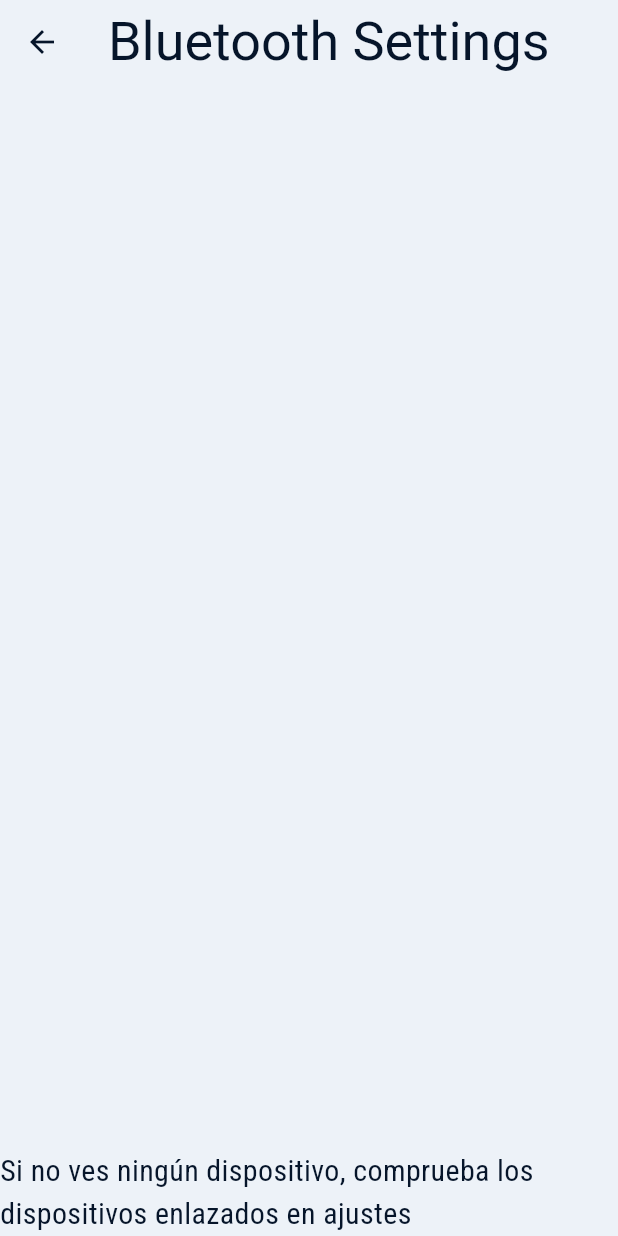
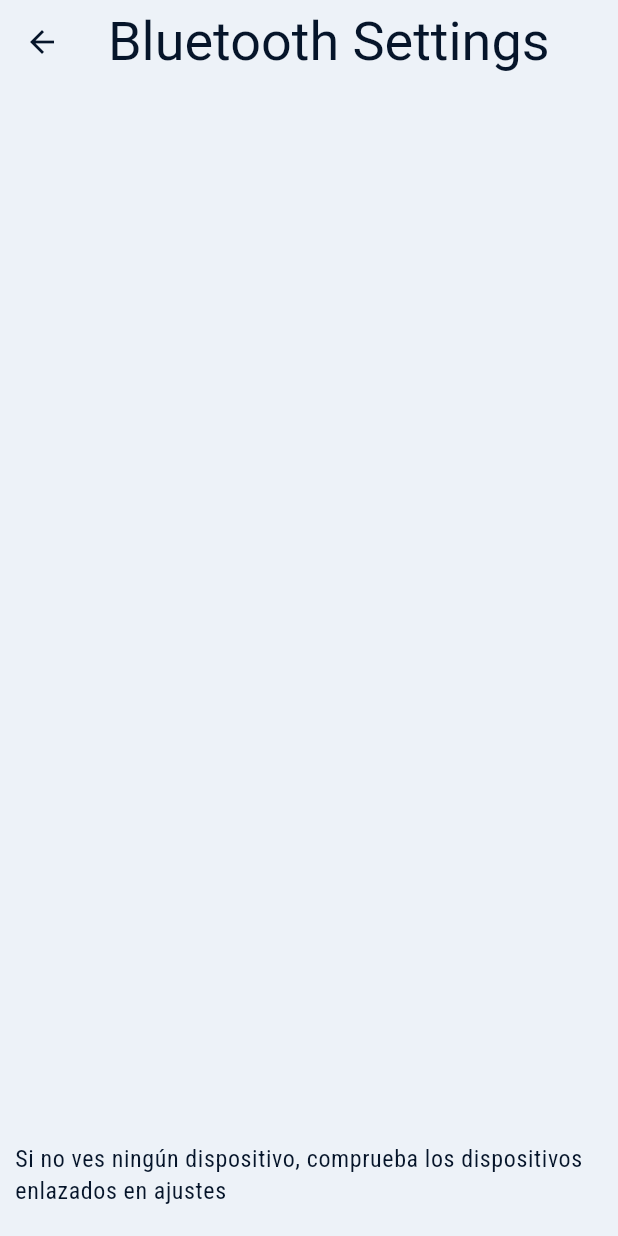
Before and after one commit to Sjvc0595/color_picker, a Flutter app: the BluetoothSettingsView screen opened by its route, on a phone screen of 412 x 824 dp. Run offline on Flutter 3.47's test engine with Material 3 defaults, Android fonts, the phone set to English and light mode, and no system bars; our stand-ins replace flutter_bluetooth_serial, flutter_colorpicker, google_fonts, permission_handler; generated files the repository leaves out were written again.

Commit message:
refactor: Update Bluetooth settings view layout and styling

```diff
--- a/lib/src/theme/global_theme_data.dart
+++ b/lib/src/theme/global_theme_data.dart
@@ -73,5 +73,8 @@ class GlobalThemeData {
     bodyMedium: GoogleFonts.robotoCondensed(
       textStyle: const TextStyle(fontSize: 20.0, fontWeight: FontWeight.w400),
     ),
+    bodySmall: GoogleFonts.robotoCondensed(
+      textStyle: const TextStyle(fontSize: 16, fontWeight: FontWeight.w400),
+    ),
   );
 }
--- a/lib/src/views/bluetooth_settings_view.dart
+++ b/lib/src/views/bluetooth_settings_view.dart
@@ -107,7 +107,9 @@ class _DevicesList extends StatelessWidget {
 
   @override
   Widget build(BuildContext context) {
-    return Column(
+    return Padding(
+      padding: const EdgeInsets.symmetric(horizontal: 10, vertical: 20),
+      child: Column(
         children: [
           if (bluetoothService.isConnecting) const LinearProgressIndicator(),
           if (bluetoothService.isConnected)
@@ -133,9 +135,10 @@ class _DevicesList extends StatelessWidget {
                   itemCount: bluetoothService.devicesList.length,
                   itemBuilder: (context, index) {
                     return ListTile(
-                    title: Text(
-                        bluetoothService.devicesList[index].name ?? "Unknown"),
-                    subtitle: Text(bluetoothService.devicesList[index].address),
+                      title: Text(bluetoothService.devicesList[index].name ??
+                          "Unknown"),
+                      subtitle:
+                          Text(bluetoothService.devicesList[index].address),
                       onTap: () async {
                         try {
                           await bluetoothService
@@ -153,9 +156,14 @@ class _DevicesList extends StatelessWidget {
                 ),
               ),
             ),
-        const Text(
-            "Si no ves ningún dispositivo, comprueba los dispositivos enlazados en ajustes"),
+          Text(
+            "Si no ves ningún dispositivo, comprueba los dispositivos enlazados en ajustes",
+            style: Theme.of(context).textTheme.bodySmall!.copyWith(
+                  color: Theme.of(context).colorScheme.onSurface,
+                ),
+          ),
         ],
+      ),
     );
   }
 }
```
Lines whose indentation alone changed are shown as unchanged.
